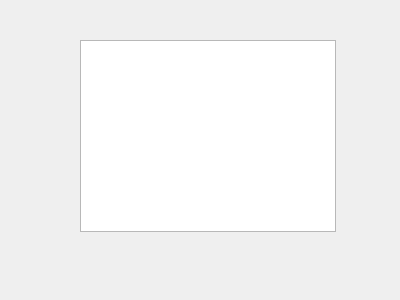
The window that forms/database.ui (BethencourtFlorian/Platlog_c) describes before a commit, drawn with Qt 5.
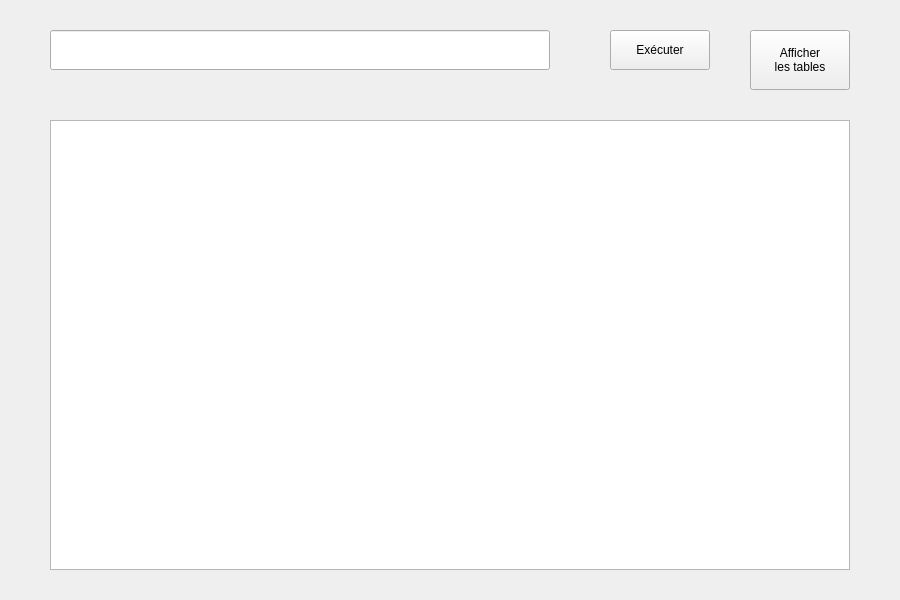
The same window after the commit.

```diff
--- a/forms/database.ui
+++ b/forms/database.ui
@@ -6,21 +6,71 @@
    <rect>
     <x>0</x>
     <y>0</y>
-    <width>400</width>
-    <height>300</height>
+    <width>900</width>
+    <height>600</height>
    </rect>
   </property>
+  <property name="font">
+   <font>
+    <pointsize>9</pointsize>
+   </font>
+  </property>
   <property name="windowTitle">
    <string>Form</string>
   </property>
   <widget class="QTableView" name="tableView">
    <property name="geometry">
     <rect>
-     <x>80</x>
-     <y>40</y>
-     <width>256</width>
-     <height>192</height>
+     <x>50</x>
+     <y>120</y>
+     <width>800</width>
+     <height>450</height>
     </rect>
+   </property>
+   <property name="styleSheet">
+    <string notr="true">color: rgb(39, 24, 255);</string>
+   </property>
+  </widget>
+  <widget class="QLineEdit" name="lineEdit">
+   <property name="geometry">
+    <rect>
+     <x>50</x>
+     <y>30</y>
+     <width>500</width>
+     <height>40</height>
+    </rect>
+   </property>
+  </widget>
+  <widget class="QPushButton" name="pushButton">
+   <property name="geometry">
+    <rect>
+     <x>610</x>
+     <y>30</y>
+     <width>100</width>
+     <height>40</height>
+    </rect>
+   </property>
+   <property name="text">
+    <string>Exécuter</string>
+   </property>
+  </widget>
+  <widget class="QPushButton" name="defaultButton">
+   <property name="geometry">
+    <rect>
+     <x>750</x>
+     <y>30</y>
+     <width>100</width>
+     <height>60</height>
+    </rect>
+   </property>
+   <property name="font">
+    <font>
+     <pointsize>9</pointsize>
+    </font>
+   </property>
+   <property name="text">
+    <string>Afficher
+les tables</string>
    </property>
   </widget>
  </widget>
```
